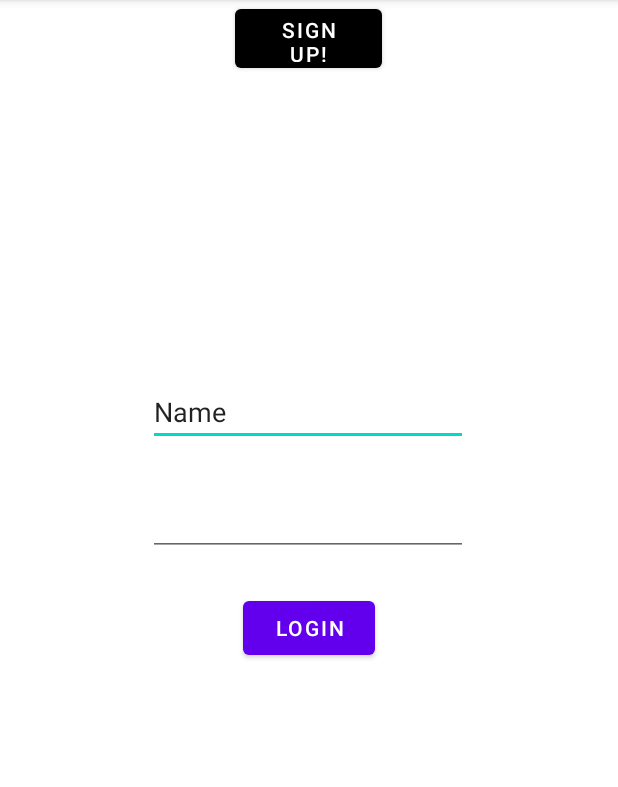
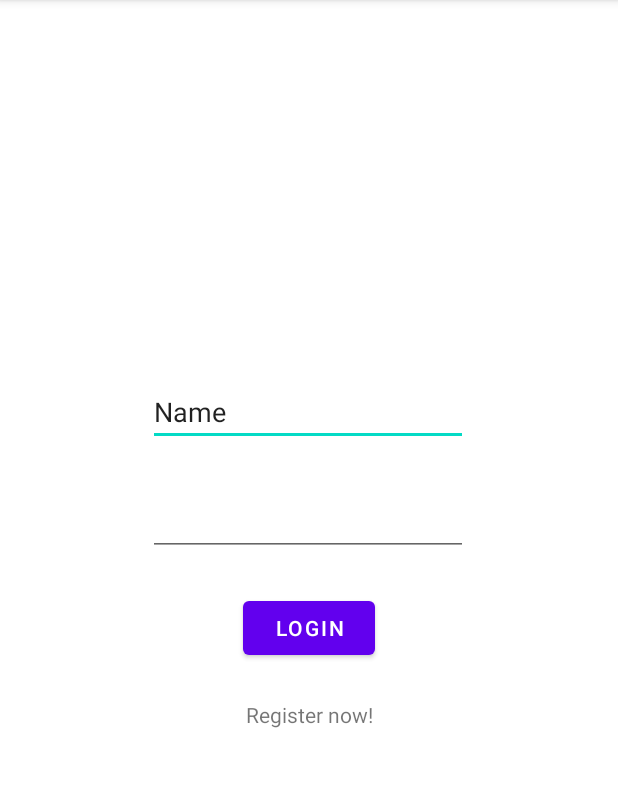
Before and after one commit to raffycabrera/Drew, an Android app: the screen it shows after launch (MainActivity), on a phone screen of 412 x 824 dp, the part 84-871 px from its top. Run offline under Robolectric (Android 15) with nearby library versions, the phone set to English and light mode, and no system bars.

Commit message:
changed login acitivity stuff

```diff
--- a/app/src/main/res/layout/activity_login.xml
+++ b/app/src/main/res/layout/activity_login.xml
@@ -39,18 +39,18 @@
         android:text="LOGIN"
         app:layout_constraintEnd_toEndOf="parent"
         app:layout_constraintStart_toStartOf="parent"
-        app:layout_constraintTop_toBottomOf="@+id/password" />
+        app:layout_constraintTop_toBottomOf="@+id/password"
+        />
 
-    <Button
+    <TextView
         android:id="@+id/createButton"
-        android:layout_width="98dp"
-        android:layout_height="51dp"
-        android:text="Sign Up!"
-        app:backgroundTint="#000000"
+        android:layout_width="wrap_content"
+        android:layout_height="wrap_content"
+        android:layout_marginTop="24dp"
+        android:text="Register now!"
         app:layout_constraintEnd_toEndOf="parent"
-        app:layout_constraintHorizontal_bias="0.498"
         app:layout_constraintStart_toStartOf="parent"
-        tools:layout_editor_absoluteY="455dp"
-        tools:ignore="MissingConstraints" />
+        app:layout_constraintTop_toBottomOf="@+id/createText" />
+
 
 </androidx.constraintlayout.widget.ConstraintLayout>
```
Also changed, not shown: app/src/main/java/edu/dlsu/drew/Login.java (+6 -2 lines), app/src/main/res/layout/activity_main.xml (+6 -5 lines).
